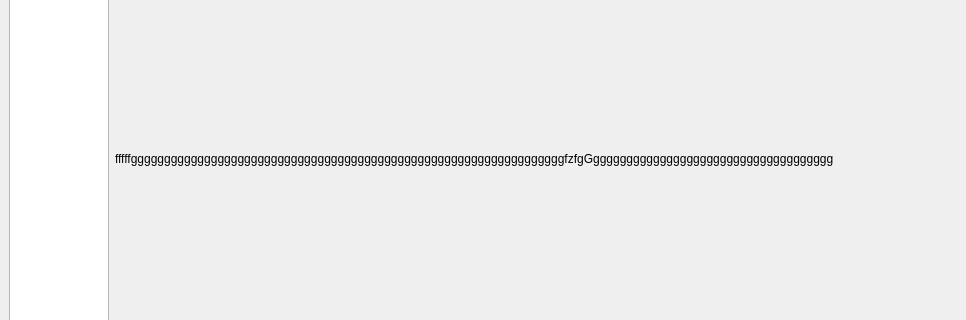
Above: Server/mainwindow.ui from peon12345/ClientServerXML before the change; both pictures show x 0 to 966 and y 87 to 407 of the 966 by 680 pixel window. Below: the same form after it.
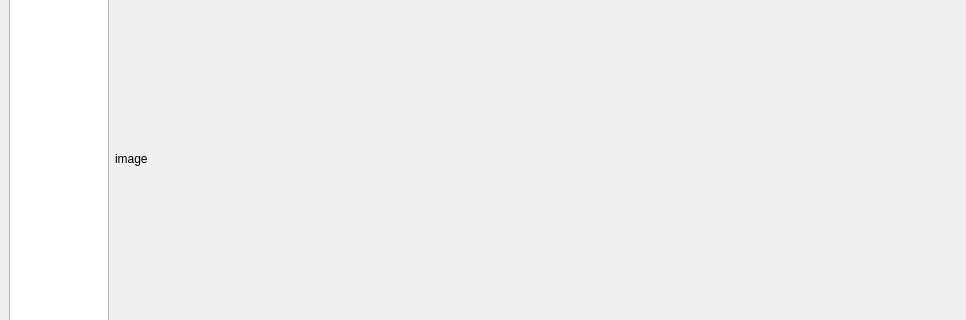
That is the form after the change.

```diff
--- a/Server/mainwindow.ui
+++ b/Server/mainwindow.ui
@@ -122,7 +122,7 @@
            </sizepolicy>
           </property>
           <property name="text">
-           <string>fffffgggggggggggggggggggggggggggggggggggggggggggggggggggggggggggggggggfzfgGgggggggggggggggggggggggggggggggggggg</string>
+           <string>image</string>
           </property>
          </widget>
         </item>
```
